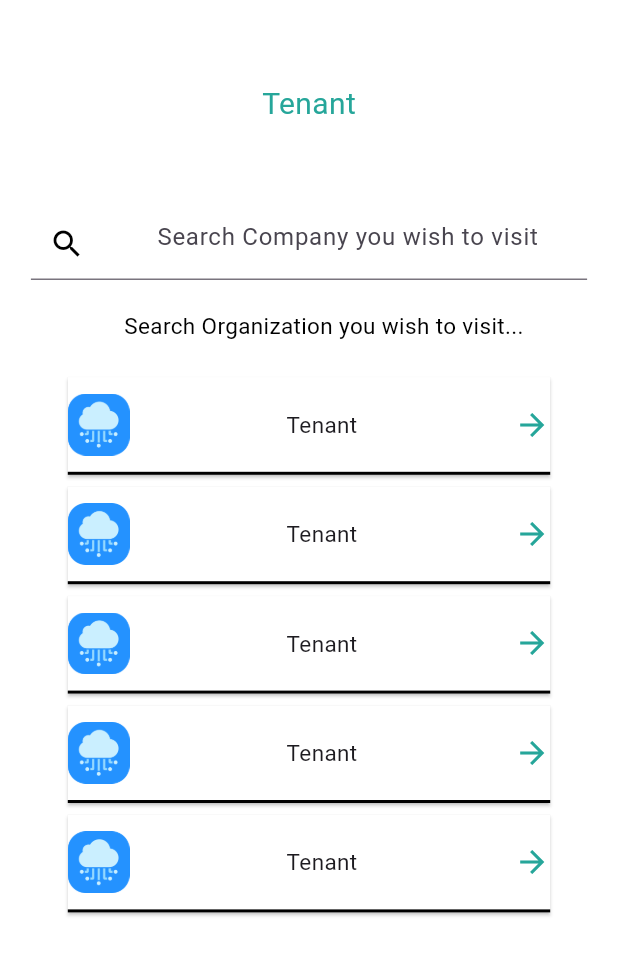
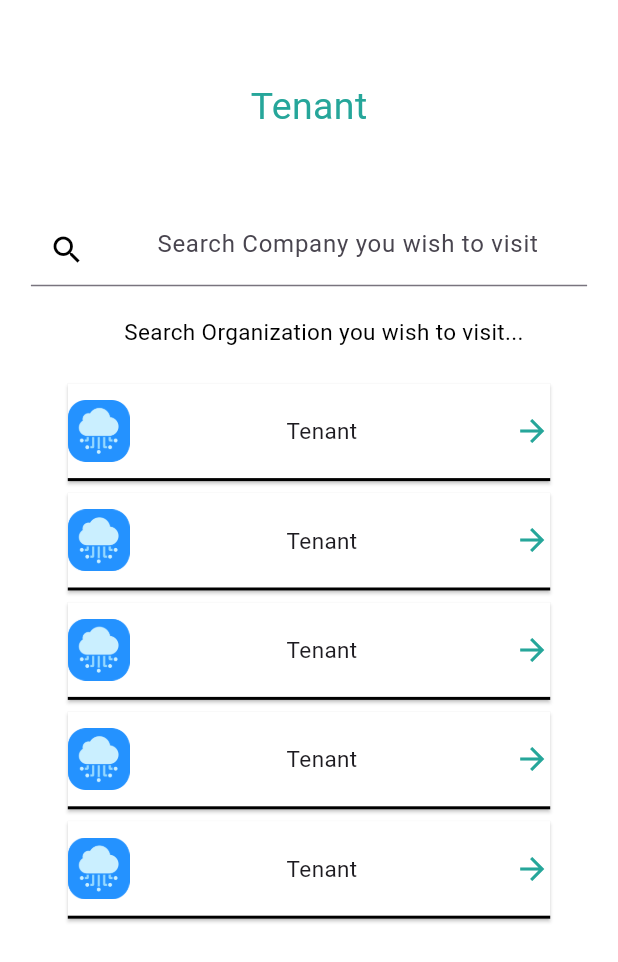
Before and after one commit to YKumar2910/Zioks_Application, a Flutter app: the CompanySearch screen opened by its route, on a phone screen of 412 x 824 dp. Shown: the top 962 px of the screen. Run offline on Flutter 3.47's test engine with Material 3 defaults, Android fonts, the phone set to English and light mode, and no system bars; drawn by our look-alikes of flutter_typeahead; our stand-ins replace flutter_svg, image_picker.

Commit message:
Added a common HeaderStyle Widget for all classes and a class to access the endpoint

```diff
--- a/lib/pages/company_search.dart
+++ b/lib/pages/company_search.dart
@@ -1,4 +1,5 @@
 import 'package:zioks_application/pages/visitor_info.dart';
+import 'package:zioks_application/widgets/custom_widget.dart';
 import 'package:zioks_application/widgets/tenant_widget_card.dart';
 import 'package:zioks_application/widgets/type_ahead_form_widget.dart';
 import 'package:flutter/material.dart';
@@ -32,7 +33,7 @@ class _CompanySearchState extends State<CompanySearch> {
             double screenWidth = constraints.maxWidth;
             double screenHeight = constraints.maxHeight;
 
-            double fontSizeTitle = screenWidth < 600 ? 20 : 25;
+            //double fontSizeTitle = screenWidth < 600 ? 20 : 25;
             double fontSizeTextSmall = screenWidth < 600 ? 15 : 20;
 
             return Column(
@@ -41,15 +42,11 @@ class _CompanySearchState extends State<CompanySearch> {
                 children: [
                   const Spacer(),
                   Container(
-
                     alignment: Alignment.center,
-                    child: Text(
-                      "Tenant",
-                      style: TextStyle(
-                        fontSize: fontSizeTitle,
-                        color: Colors.teal.shade400,
-                      )
-                    ),
+                    child: HeaderWidget(
+                      message: "Tenant",
+                      screenWidth: screenWidth,
+                    )
                   ),
                   const Spacer(),
 
--- a/lib/widgets/custom_widget.dart
+++ b/lib/widgets/custom_widget.dart
@@ -81,3 +81,22 @@ class TextWidget extends StatelessWidget {
     );
   }
 }
+
+// ignore: must_be_immutable
+class HeaderWidget extends StatelessWidget {
+  final String message;
+  final double screenWidth;
+  double? fontSize;
+  HeaderWidget({super.key,required this.message, required this.screenWidth,this.fontSize});
+
+  @override
+  Widget build(BuildContext context) {
+    return Text(
+    message,
+    style: TextStyle(
+          fontSize: fontSize ?? (screenWidth< 600 ? 25 : 30),
+          color: Colors.teal.shade400,
+      )
+    );
+  }
+}
--- a/lib/widgets/type_ahead_form_widget.dart
+++ b/lib/widgets/type_ahead_form_widget.dart
@@ -50,7 +50,7 @@ class AutoTextField extends StatelessWidget {
 
     return TypeAheadField<String>(
 
-
+      hideOnEmpty: true,
       builder: (context,controller,focusNode){
         return TextField(
           controller: controller,
```
Also changed, not shown: lib/endpoint_caller.dart (added, +36 -0 lines), lib/pages/CheckInPhone.dart (+7 -25 lines), lib/pages/checkInOTP.dart (+11 -41 lines), lib/pages/confirmation_page.dart (+5 -7 lines), lib/pages/visitor_info.dart (+4 -6 lines).
